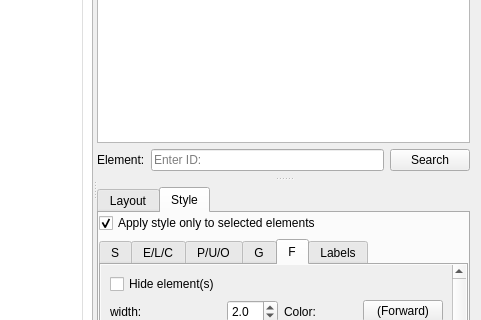
First picture: the form in ui/graphwidget.ui, repository ggonnella/gfaviz, before the edit; both pictures show x 815 to 1296 and y 246 to 566 of the 1296 by 869 pixel window.
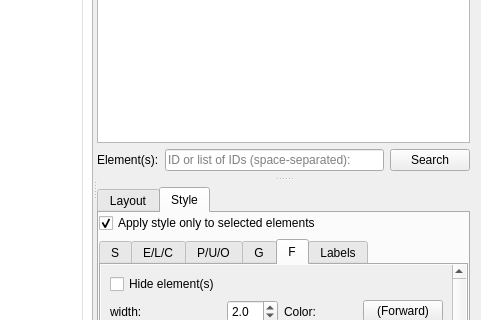
Second picture: the form after the edit. Icons and pictures are not drawn. Custom widgets are drawn as their Qt base class.

Commit message: Implement search of multiple elements.

Patch:
```diff
--- a/ui/graphwidget.ui
+++ b/ui/graphwidget.ui
@@ -332,14 +332,14 @@
            <item row="1" column="0">
             <widget class="QLabel" name="label_2">
              <property name="text">
-              <string>Element:</string>
+              <string>Element(s):</string>
              </property>
             </widget>
            </item>
            <item row="1" column="1">
             <widget class="QLineEdit" name="SearchName">
              <property name="placeholderText">
-              <string>Enter ID:</string>
+              <string>ID or list of IDs (space-separated):</string>
              </property>
             </widget>
            </item>
```
The commit also changes 2 other files.
